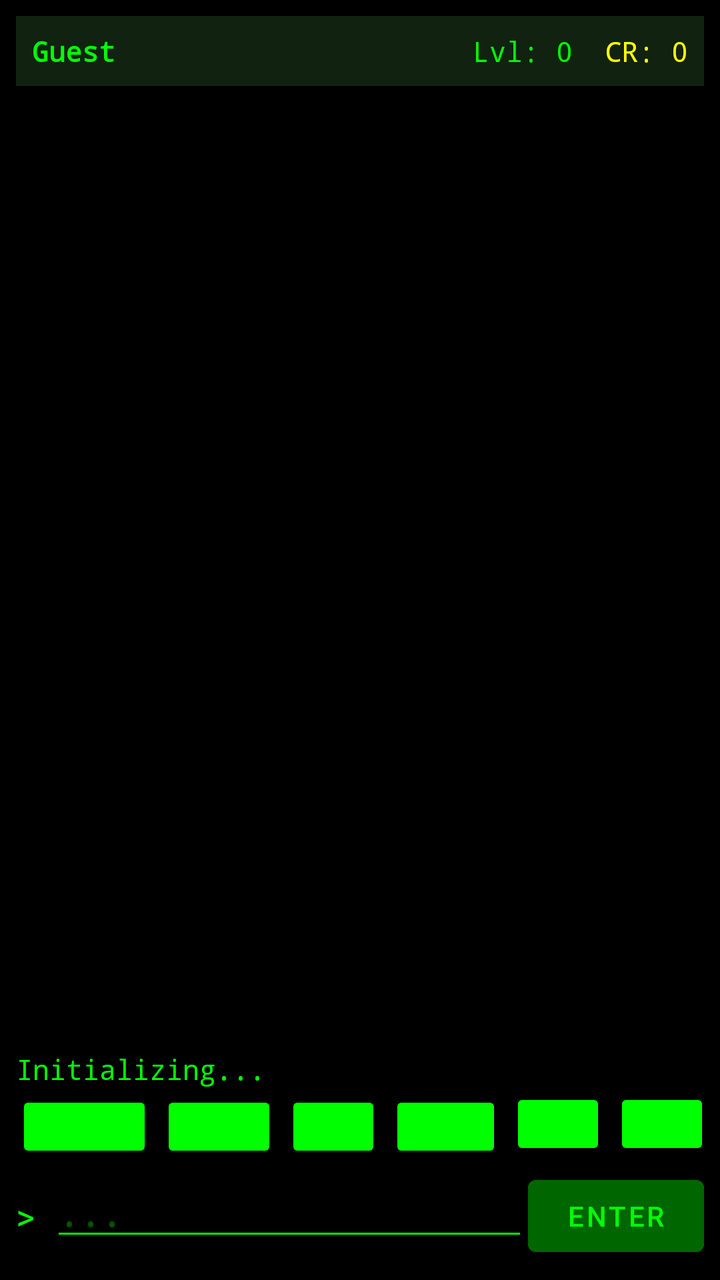
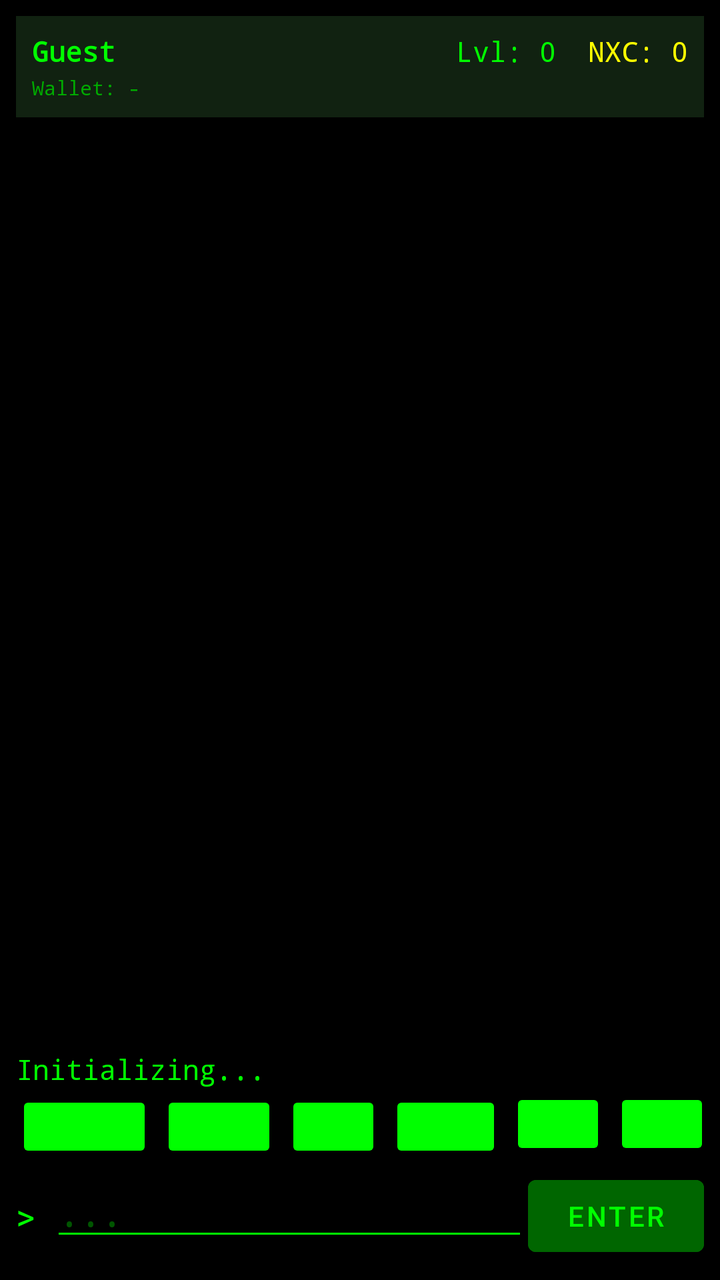

Two renders of the same Android screen: before a commit and after it. Below are the layout's source before the change and the commit's diff.
<!-- AndroidManifest.xml: application theme Theme.NexusRootClient -->
<!-- res/layout/activity_main.xml -->
<?xml version="1.0" encoding="utf-8"?>
<LinearLayout xmlns:android="http://schemas.android.com/apk/res/android"
    android:layout_width="match_parent"
    android:layout_height="match_parent"
    android:orientation="vertical"
    android:background="#000000"
    android:padding="8dp">

    
    <LinearLayout
        android:id="@+id/layoutStats"
        android:layout_width="match_parent"
        android:layout_height="wrap_content"
        android:orientation="horizontal"
        android:padding="8dp"
        android:background="#112211"
        android:layout_marginBottom="8dp">

        <TextView
            android:id="@+id/tvPlayerName"
            android:layout_width="0dp"
            android:layout_height="wrap_content"
            android:layout_weight="1"
            android:text="Guest"
            android:textColor="#00FF00"
            android:textStyle="bold"
            android:fontFamily="monospace" />

        <TextView
            android:id="@+id/tvPlayerLevel"
            android:layout_width="wrap_content"
            android:layout_height="wrap_content"
            android:text="Lvl: 0"
            android:textColor="#00FF00"
            android:paddingEnd="16dp"
            android:fontFamily="monospace" />

        <TextView
            android:id="@+id/tvPlayerCredits"
            android:layout_width="wrap_content"
            android:layout_height="wrap_content"
            android:text="CR: 0"
            android:textColor="#FFFF00"
            android:fontFamily="monospace" />
    </LinearLayout>

    
    <TextView
        android:id="@+id/tvOutput"
        android:layout_width="match_parent"
        android:layout_height="0dp"
        android:layout_weight="1"
        android:text="Initializing..."
        android:textColor="#00FF00"
        android:fontFamily="monospace"
        android:textSize="14sp"
        android:scrollbars="vertical"
        android:gravity="bottom"
        android:background="#000000" />

    
    <HorizontalScrollView
        android:layout_width="match_parent"
        android:layout_height="wrap_content"
        android:scrollbars="none"
        android:layout_marginBottom="4dp">

        <LinearLayout
            android:layout_width="wrap_content"
            android:layout_height="wrap_content"
            android:orientation="horizontal">

            <Button
                style="@style/Widget.AppCompat.Button.Small"
                android:id="@+id/btnCmdStatus"
                android:layout_width="wrap_content"
                android:layout_height="36dp"
                android:text="status"
                android:backgroundTint="#004400"
                android:textColor="#00FF00"
                android:layout_marginEnd="4dp"
                android:textSize="10sp"/>

            <Button
                style="@style/Widget.AppCompat.Button.Small"
                android:id="@+id/btnCmdScan"
                android:layout_width="wrap_content"
                android:layout_height="36dp"
                android:text="scan"
                android:backgroundTint="#004400"
                android:textColor="#00FF00"
                android:layout_marginEnd="4dp"
                android:textSize="10sp"/>

            <Button
                style="@style/Widget.AppCompat.Button.Small"
                android:id="@+id/btnCmdLs"
                android:layout_width="wrap_content"
                android:layout_height="36dp"
                android:text="ls"
                android:backgroundTint="#004400"
                android:textColor="#00FF00"
                android:layout_marginEnd="4dp"
                android:textSize="10sp"/>

            <Button
                style="@style/Widget.AppCompat.Button.Small"
                android:id="@+id/btnCmdHelp"
                android:layout_width="wrap_content"
                android:layout_height="36dp"
                android:text="help"
                android:backgroundTint="#004400"
                android:textColor="#00FF00"
                android:layout_marginEnd="4dp"
                android:textSize="10sp"/>

            <Button
                style="@style/Widget.AppCompat.Button.Small"
                android:id="@+id/btnCmdSlash"
                android:layout_width="wrap_content"
                android:layout_height="36dp"
                android:text="/"
                android:backgroundTint="#003300"
                android:textColor="#00FF00"
                android:layout_marginEnd="4dp"
                android:textSize="12sp"/>

            <Button
                style="@style/Widget.AppCompat.Button.Small"
                android:id="@+id/btnCmdDot"
                android:layout_width="wrap_content"
                android:layout_height="36dp"
                android:text="."
                android:backgroundTint="#003300"
                android:textColor="#00FF00"
                android:layout_marginEnd="4dp"
                android:textSize="12sp"/>

        </LinearLayout>
    </HorizontalScrollView>

    
    <LinearLayout
        android:layout_width="match_parent"
        android:layout_height="wrap_content"
        android:orientation="horizontal">

        <TextView
            android:layout_width="wrap_content"
            android:layout_height="wrap_content"
            android:text=">"
            android:textColor="#00FF00"
            android:textSize="18sp"
            android:paddingEnd="8dp"
            android:layout_gravity="center_vertical"/>

        <EditText
            android:id="@+id/etInput"
            android:layout_width="0dp"
            android:layout_height="wrap_content"
            android:layout_weight="1"
            android:hint="..."
            android:textColor="#00FF00"
            android:textColorHint="#005500"
            android:backgroundTint="#00FF00"
            android:fontFamily="monospace"
            android:inputType="textNoSuggestions"
            android:maxLines="1" />

        <Button
            android:id="@+id/btnSend"
            android:layout_width="wrap_content"
            android:layout_height="wrap_content"
            android:text="ENTER"
            android:backgroundTint="#006600"
            android:textColor="#00FF00" />
    </LinearLayout>

</LinearLayout>
<!-- resources referenced by this layout -->
<resources>
  <style name="Theme.NexusRootClient" parent="Theme.MaterialComponents.DayNight.DarkActionBar">
          
          <item name="colorPrimary">#00FF00</item>
          <item name="colorPrimaryVariant">#004400</item>
          <item name="colorOnPrimary">#000000</item>
          
          <item name="colorSecondary">#00FF00</item>
          <item name="colorSecondaryVariant">#004400</item>
          <item name="colorOnSecondary">#000000</item>
          
          <item name="android:statusBarColor">?attr/colorPrimaryVariant</item>
      </style>
</resources>

<!-- the commit's change to res/layout/activity_main.xml (unified diff, before → after) -->
@@ -11,37 +11,56 @@
         android:id="@+id/layoutStats"
         android:layout_width="match_parent"
         android:layout_height="wrap_content"
-        android:orientation="horizontal"
+        android:orientation="vertical"
         android:padding="8dp"
         android:background="#112211"
         android:layout_marginBottom="8dp">
 
-        <TextView
-            android:id="@+id/tvPlayerName"
-            android:layout_width="0dp"
+        <LinearLayout
+            android:layout_width="match_parent"
             android:layout_height="wrap_content"
-            android:layout_weight="1"
-            android:text="Guest"
-            android:textColor="#00FF00"
-            android:textStyle="bold"
-            android:fontFamily="monospace" />
+            android:orientation="horizontal">
+
+            <TextView
+                android:id="@+id/tvPlayerName"
+                android:layout_width="0dp"
+                android:layout_height="wrap_content"
+                android:layout_weight="1"
+                android:text="Guest"
+                android:textColor="#00FF00"
+                android:textStyle="bold"
+                android:fontFamily="monospace" />
+
+            <TextView
+                android:id="@+id/tvPlayerLevel"
+                android:layout_width="wrap_content"
+                android:layout_height="wrap_content"
+                android:text="Lvl: 0"
+                android:textColor="#00FF00"
+                android:paddingEnd="16dp"
+                android:fontFamily="monospace" />
+
+            <TextView
+                android:id="@+id/tvPlayerCredits"
+                android:layout_width="wrap_content"
+                android:layout_height="wrap_content"
+                android:text="NXC: 0"
+                android:textColor="#FFFF00"
+                android:fontFamily="monospace" />
+        </LinearLayout>
 
         <TextView
-            android:id="@+id/tvPlayerLevel"
-            android:layout_width="wrap_content"
+            android:id="@+id/tvWalletAddress"
+            android:layout_width="match_parent"
             android:layout_height="wrap_content"
-            android:text="Lvl: 0"
-            android:textColor="#00FF00"
-            android:paddingEnd="16dp"
-            android:fontFamily="monospace" />
+            android:text="Wallet: -"
+            android:textColor="#00AA00"
+            android:textSize="10sp"
+            android:fontFamily="monospace"
+            android:layout_marginTop="2dp"
+            android:singleLine="true"
+            android:ellipsize="middle"/>
 
-        <TextView
-            android:id="@+id/tvPlayerCredits"
-            android:layout_width="wrap_content"
-            android:layout_height="wrap_content"
-            android:text="CR: 0"
-            android:textColor="#FFFF00"
-            android:fontFamily="monospace" />
     </LinearLayout>
 
     
